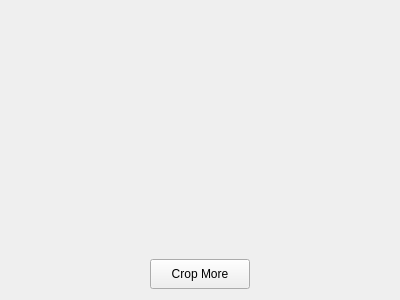
Qt form ImageWizard/backgroundremoval.ui (coltoncandy/Image-Generator-Wizard) before a commit.
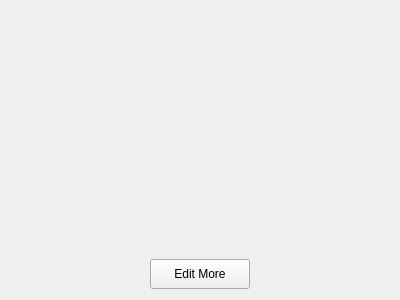
The same form after that commit.

Commit message: Combine duplicate code in one function

The edit to the form file:
```diff
--- a/ImageWizard/backgroundremoval.ui
+++ b/ImageWizard/backgroundremoval.ui
@@ -117,7 +117,7 @@
         </size>
        </property>
        <property name="text">
-        <string>Crop More</string>
+        <string>Edit More</string>
        </property>
        <property name="flat">
         <bool>false</bool>
```
The commit also changes 2 other files.
